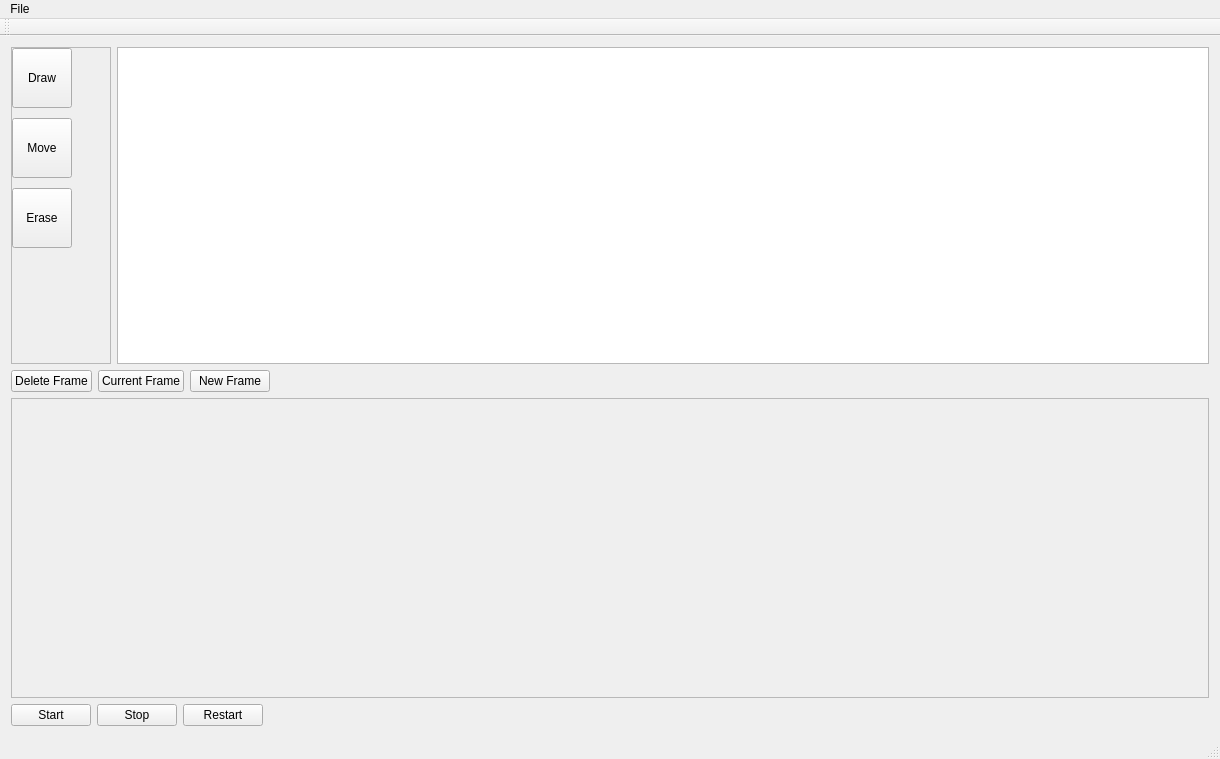
Above: mainwindow.ui from unrelentingfox/TowerAnimator-cs383 before the change. Below: the same form after it.
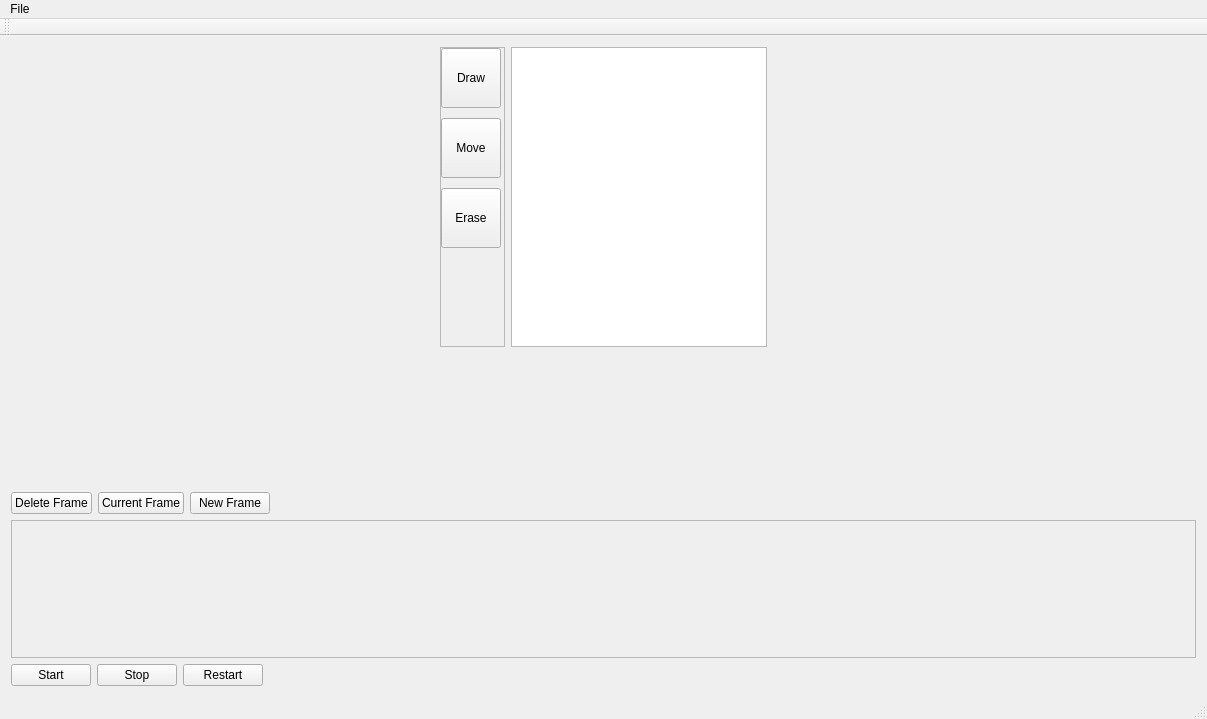
That is the form after the change. Custom widgets are drawn as their Qt base class.

What changed in the file:
```diff
--- a/mainwindow.ui
+++ b/mainwindow.ui
@@ -6,8 +6,8 @@
    <rect>
     <x>0</x>
     <y>0</y>
-    <width>1220</width>
-    <height>759</height>
+    <width>1207</width>
+    <height>719</height>
    </rect>
   </property>
   <property name="minimumSize">
@@ -20,14 +20,33 @@
    <string>Tower Animator</string>
   </property>
   <widget class="QWidget" name="centralWidget">
-   <layout class="QVBoxLayout" name="verticalLayout_2" stretch="3,0,1,0">
+   <layout class="QVBoxLayout" name="verticalLayout_2">
     <item>
-     <layout class="QHBoxLayout" name="animationLayout">
+     <layout class="QHBoxLayout" name="animationLayout" stretch="0,0,0,0,0,0">
+      <item>
+       <spacer name="horizontalSpacer_3">
+        <property name="orientation">
+         <enum>Qt::Horizontal</enum>
+        </property>
+        <property name="sizeHint" stdset="0">
+         <size>
+          <width>40</width>
+          <height>20</height>
+         </size>
+        </property>
+       </spacer>
+      </item>
       <item>
        <widget class="QFrame" name="toolBar">
+        <property name="minimumSize">
+         <size>
+          <width>65</width>
+          <height>0</height>
+         </size>
+        </property>
         <property name="maximumSize">
          <size>
-          <width>100</width>
+          <width>65</width>
           <height>16777215</height>
          </size>
         </property>
@@ -118,13 +137,6 @@
        </widget>
       </item>
       <item>
-       <layout class="QVBoxLayout" name="verticalLayout_3">
-        <item>
-         <layout class="QHBoxLayout" name="horizontalLayout_3">
-          <property name="spacing">
-           <number>0</number>
-          </property>
-          <item>
            <widget class="AnimationView" name="AnimationWidget">
             <property name="enabled">
              <bool>true</bool>
@@ -135,6 +147,12 @@
               <verstretch>0</verstretch>
              </sizepolicy>
             </property>
+        <property name="minimumSize">
+         <size>
+          <width>0</width>
+          <height>300</height>
+         </size>
+        </property>
             <property name="sizeIncrement">
              <size>
               <width>15</width>
@@ -152,15 +170,40 @@
             </property>
            </widget>
           </item>
-         </layout>
-        </item>
-       </layout>
+      <item>
+       <layout class="QVBoxLayout" name="AnimationLayout"/>
+      </item>
+      <item>
+       <layout class="QVBoxLayout" name="colorSelector" stretch=""/>
       </item>
       <item>
-       <layout class="QVBoxLayout" name="colorSelector"/>
+       <spacer name="horizontalSpacer_4">
+        <property name="orientation">
+         <enum>Qt::Horizontal</enum>
+        </property>
+        <property name="sizeHint" stdset="0">
+         <size>
+          <width>40</width>
+          <height>20</height>
+         </size>
+        </property>
+       </spacer>
       </item>
      </layout>
     </item>
+    <item>
+     <spacer name="verticalSpacer">
+      <property name="orientation">
+       <enum>Qt::Vertical</enum>
+      </property>
+      <property name="sizeHint" stdset="0">
+       <size>
+        <width>0</width>
+        <height>0</height>
+       </size>
+      </property>
+     </spacer>
+    </item>
     <item>
      <layout class="QHBoxLayout" name="horizontalLayout_4">
       <item>
@@ -206,7 +249,7 @@
         <property name="minimumSize">
          <size>
           <width>0</width>
-          <height>300</height>
+          <height>0</height>
          </size>
         </property>
         <property name="verticalScrollBarPolicy">
@@ -220,10 +263,16 @@
           <rect>
            <x>0</x>
            <y>0</y>
-           <width>1198</width>
-           <height>298</height>
+           <width>1185</width>
+           <height>300</height>
           </rect>
          </property>
+         <property name="minimumSize">
+          <size>
+           <width>0</width>
+           <height>300</height>
+          </size>
+         </property>
         </widget>
        </widget>
       </item>
@@ -274,7 +323,7 @@
     <rect>
      <x>0</x>
      <y>0</y>
-     <width>1220</width>
+     <width>1207</width>
      <height>20</height>
     </rect>
    </property>
@@ -295,7 +344,7 @@
     <enum>TopToolBarArea</enum>
    </attribute>
    <attribute name="toolBarBreak">
-    <bool>false</bool>
+    <bool>true</bool>
    </attribute>
   </widget>
   <widget class="QStatusBar" name="statusBar"/>
```
Left out of the diff: 2 changed lines with no effect on the pictures. Lines whose indentation alone changed are shown as unchanged.
